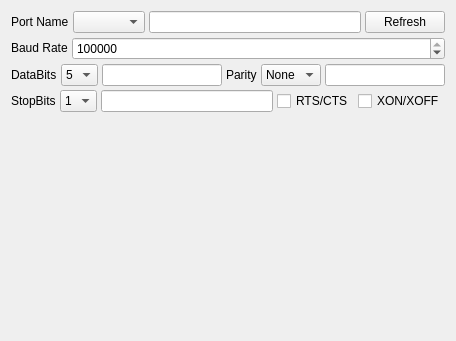
QQxiaoming/quardCRT, file src/sessionoptions/sessionoptionsserialproperties.ui: the form before one commit.
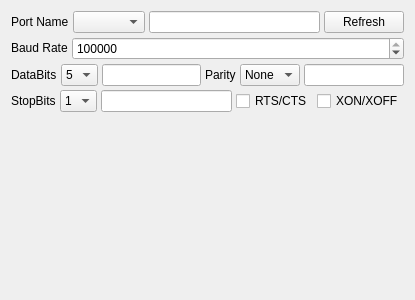
The form after the commit.

Patch:
```diff
--- a/src/sessionoptions/sessionoptionsserialproperties.ui
+++ b/src/sessionoptions/sessionoptionsserialproperties.ui
@@ -6,10 +6,16 @@
    <rect>
     <x>0</x>
     <y>0</y>
-    <width>456</width>
-    <height>341</height>
+    <width>415</width>
+    <height>300</height>
    </rect>
   </property>
+  <property name="sizePolicy">
+   <sizepolicy hsizetype="Expanding" vsizetype="Expanding">
+    <horstretch>0</horstretch>
+    <verstretch>0</verstretch>
+   </sizepolicy>
+  </property>
   <layout class="QVBoxLayout" name="verticalLayout">
    <property name="spacing">
     <number>4</number>
@@ -219,12 +225,15 @@
    <item>
     <spacer name="verticalSpacer">
      <property name="orientation">
-      <enum>Qt::Orientation::Vertical</enum>
+      <enum>Qt::Vertical</enum>
+     </property>
+     <property name="sizeType">
+      <enum>QSizePolicy::MinimumExpanding</enum>
      </property>
      <property name="sizeHint" stdset="0">
       <size>
        <width>20</width>
-       <height>40</height>
+       <height>0</height>
       </size>
      </property>
     </spacer>
```
